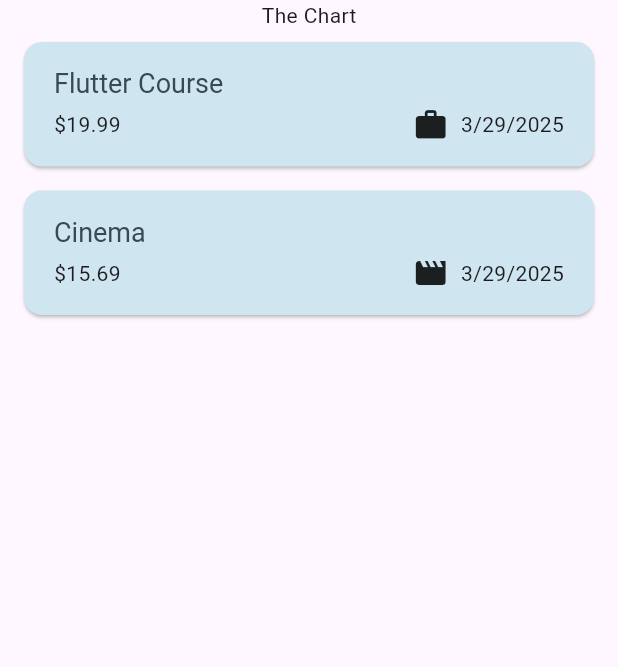
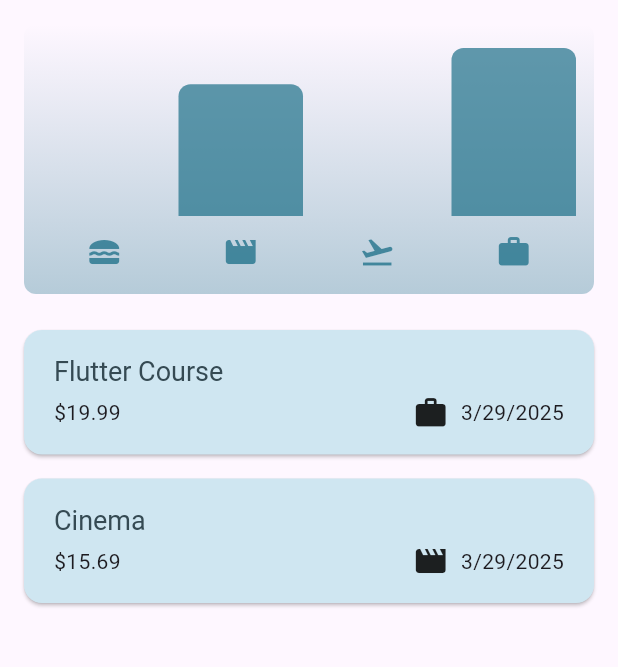
Before and after one commit to joehfree/academind-flutter-course, a Flutter app: the screen it shows after launch, on a phone screen of 412 x 824 dp, the part 84-751 px from its top. Run offline on Flutter 3.47's test engine with Material 3 defaults, Android fonts, the phone set to English and light mode, and no system bars; our stand-ins replace google_fonts.

Commit message:
Lecture 132:  Adding chart widgets
Here we imported a pre-built chart widget from the instructor, where the widget displays a chart and a graph for each category of expenses.  The widget uses the new methods and properties we put into our ExpenseBucket class.

```diff
--- /dev/null
+++ b/expense_tracker/lib/widgets/chart/chart.dart
@@ -0,0 +1,94 @@
+import 'package:flutter/material.dart';
+import 'package:expense_tracker/models/expense.dart';
+import 'package:expense_tracker/widgets/chart/chart_bar.dart';
+
+class Chart extends StatelessWidget {
+  const Chart({super.key, required this.expenses});
+
+  final List<Expense> expenses;
+
+  List<ExpenseBucket> get buckets {
+    return [
+      ExpenseBucket.forCategory(expenses, Category.food),
+      ExpenseBucket.forCategory(expenses, Category.leisure),
+      ExpenseBucket.forCategory(expenses, Category.travel),
+      ExpenseBucket.forCategory(expenses, Category.work),
+    ];
+  }
+
+  double get maxTotalExpense {
+    double maxTotalExpense = 0;
+
+    for (final bucket in buckets) {
+      if (bucket.totalExpenses > maxTotalExpense) {
+        maxTotalExpense = bucket.totalExpenses;
+      }
+    }
+
+    return maxTotalExpense;
+  }
+
+  @override
+  Widget build(BuildContext context) {
+    final isDarkMode =
+        MediaQuery.of(context).platformBrightness == Brightness.dark;
+    return Container(
+      margin: const EdgeInsets.all(16),
+      padding: const EdgeInsets.symmetric(
+        vertical: 16,
+        horizontal: 8,
+      ),
+      width: double.infinity,
+      height: 180,
+      decoration: BoxDecoration(
+        borderRadius: BorderRadius.circular(8),
+        gradient: LinearGradient(
+          colors: [
+            Theme.of(context).colorScheme.primary.withValues(alpha: 0.3),
+            Theme.of(context).colorScheme.primary.withValues(alpha: 0.0)
+          ],
+          begin: Alignment.bottomCenter,
+          end: Alignment.topCenter,
+        ),
+      ),
+      child: Column(
+        children: [
+          Expanded(
+            child: Row(
+              crossAxisAlignment: CrossAxisAlignment.end,
+              children: [
+                for (final bucket in buckets) // alternative to map()
+                  ChartBar(
+                    fill: bucket.totalExpenses == 0
+                        ? 0
+                        : bucket.totalExpenses / maxTotalExpense,
+                  )
+              ],
+            ),
+          ),
+          const SizedBox(height: 12),
+          Row(
+            children: buckets
+                .map(
+                  (bucket) => Expanded(
+                    child: Padding(
+                      padding: const EdgeInsets.symmetric(horizontal: 4),
+                      child: Icon(
+                        categoryIcons[bucket.category],
+                        color: isDarkMode
+                            ? Theme.of(context).colorScheme.secondary
+                            : Theme.of(context)
+                                .colorScheme
+                                .primary
+                                .withOpacity(0.7),
+                      ),
+                    ),
+                  ),
+                )
+                .toList(),
+          )
+        ],
+      ),
+    );
+  }
+}
--- /dev/null
+++ b/expense_tracker/lib/widgets/chart/chart_bar.dart
@@ -0,0 +1,34 @@
+import 'package:flutter/material.dart';
+
+class ChartBar extends StatelessWidget {
+  const ChartBar({
+    super.key,
+    required this.fill,
+  });
+
+  final double fill;
+
+  @override
+  Widget build(BuildContext context) {
+    final isDarkMode =
+        MediaQuery.of(context).platformBrightness == Brightness.dark;
+    return Expanded(
+      child: Padding(
+        padding: const EdgeInsets.symmetric(horizontal: 4),
+        child: FractionallySizedBox(
+          heightFactor: fill,
+          child: DecoratedBox(
+            decoration: BoxDecoration(
+              shape: BoxShape.rectangle,
+              borderRadius:
+                  const BorderRadius.vertical(top: Radius.circular(8)),
+              color: isDarkMode
+                  ? Theme.of(context).colorScheme.secondary
+                  : Theme.of(context).colorScheme.primary.withValues(alpha: 0.65),
+            ),
+          ),
+        ),
+      ),
+    );
+  }
+}
--- a/expense_tracker/lib/widgets/expenses.dart
+++ b/expense_tracker/lib/widgets/expenses.dart
@@ -1,7 +1,8 @@
-import 'package:expense_tracker/widgets/new_expense.dart';
 import 'package:flutter/material.dart';
 import 'package:expense_tracker/models/expense.dart';
+import 'package:expense_tracker/widgets/new_expense.dart';
 import 'package:expense_tracker/widgets/expenses_list/expenses_list.dart';
+import 'package:expense_tracker/widgets/chart/chart.dart';
 
 class Expenses extends StatefulWidget {
   const Expenses({super.key});
@@ -86,7 +87,7 @@ class _ExpensesState extends State<Expenses> {
       ),
       body: Column(
         children: [
-          const Text('The Chart'),
+          Chart(expenses: _registeredExpenses),
           //we need to wrap our list with Expanded because it is essentially a column within a column
           Expanded(child: mainContent),
         ],
```
